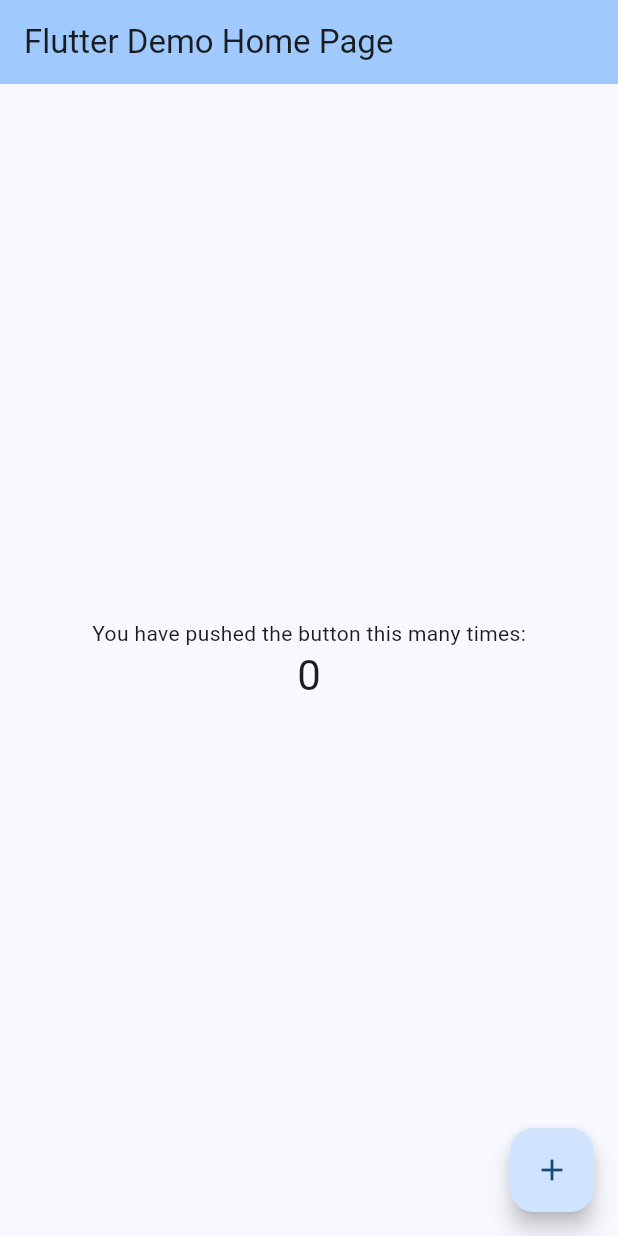
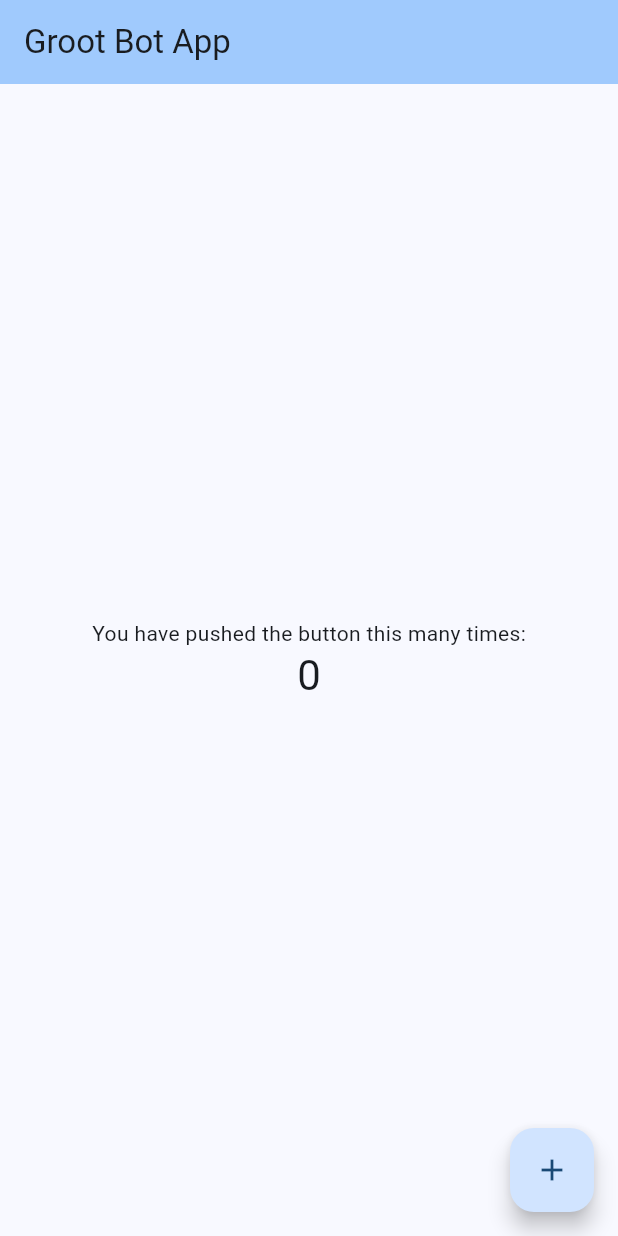
Before and after one commit to Harsh-ZubenAI/flutter-groot-test, a Flutter app: the screen it shows after launch, on a phone screen of 412 x 824 dp. Run offline on Flutter 3.47's test engine with Material 3 defaults, Android fonts, the phone set to English and light mode, and no system bars.

Commit message:
Change homepage title to 'Groot Bot App' (#2)

```diff
--- a/lib/main.dart
+++ b/lib/main.dart
@@ -30,7 +30,7 @@ class MyApp extends StatelessWidget {
         // tested with just a hot reload.
         colorScheme: ColorScheme.fromSeed(seedColor: Colors.blue),
       ),
-      home: const MyHomePage(title: 'Flutter Demo Home Page'),
+      home: const MyHomePage(title: 'Groot Bot App'),
     );
   }
 }
```
